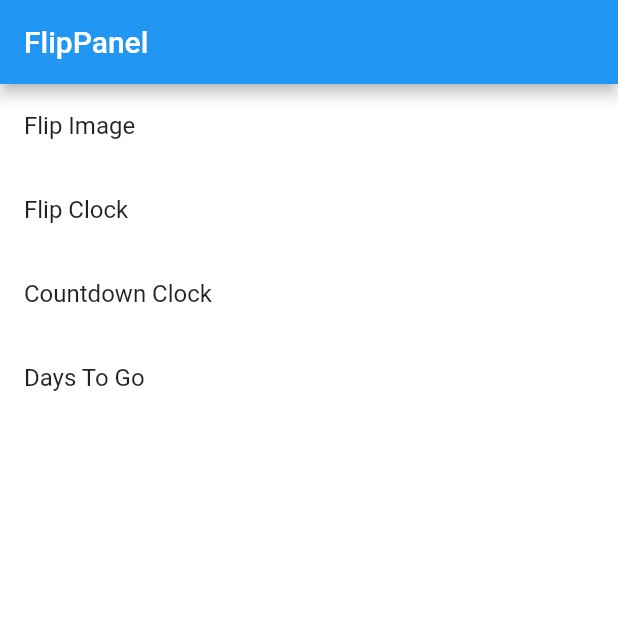
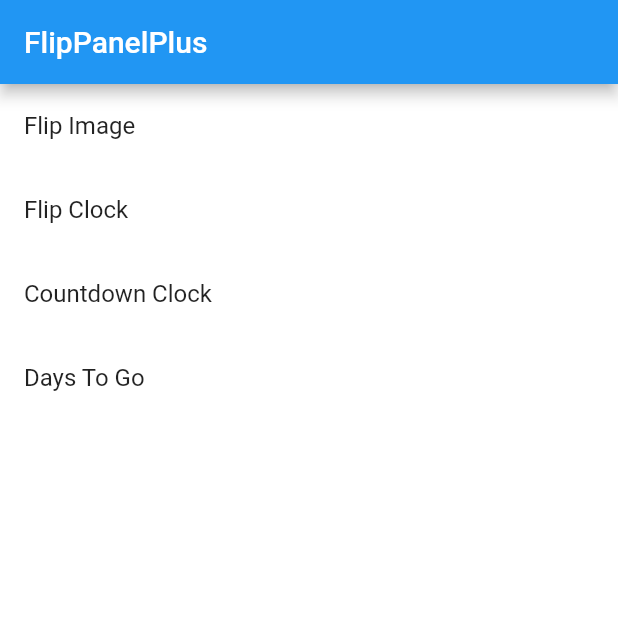
Before and after one commit to omar-alshyokh/flutter_flip_panel_plus, a Flutter app: the screen it shows after launch, on a phone screen of 412 x 824 dp, the top half of it. Run offline on Flutter 3.47's test engine with Material 2 defaults, Android fonts, the phone set to English and light mode, and no system bars.

Commit message:
add some changes

```diff
--- a/example/lib/main.dart
+++ b/example/lib/main.dart
@@ -3,9 +3,11 @@ import 'package:flutter/material.dart';
 import 'dart:async';
 import 'dart:math';
 
-void main() => runApp(new MyApp());
+void main() => runApp(const MyApp());
 
 class MyApp extends StatelessWidget {
+  const MyApp({super.key});
+
   @override
   Widget build(BuildContext context) {
     return MaterialApp(
@@ -14,40 +16,42 @@ class MyApp extends StatelessWidget {
       ),
       title: 'FlipPanel',
       routes: {
-        'flip_image': (_) => AnimatedImagePage(),
-        'flip_clock': (_) => FlipClockPage(),
-        'countdown_clock': (_) => CountdownClockPage(),
-        'reverse_countdown': (_) => ReverseCountdown(),
+        'flip_image': (_) => const AnimatedImagePage(),
+        'flip_clock': (_) => const FlipClockPage(),
+        'countdown_clock': (_) => const CountdownClockPage(),
+        'reverse_countdown': (_) => const ReverseCountdown(),
       },
-      home: HomePage(),
+      home: const HomePage(),
     );
   }
 }
 
 class HomePage extends StatelessWidget {
+  const HomePage({super.key});
+
   @override
   Widget build(BuildContext context) {
     return Scaffold(
       appBar: AppBar(
-        title: Text('FlipPanel'),
+        title: const Text('FlipPanelPlus'),
       ),
       body: Column(
         children: [
           ListTile(
-            title: Text('Flip Image'),
+            title: const Text('Flip Image'),
             onTap: () => Navigator.of(context).pushNamed('flip_image'),
           ),
           ListTile(
-            title: Text('Flip Clock'),
+            title: const Text('Flip Clock'),
             onTap: () => Navigator.of(context).pushNamed('flip_clock'),
           ),
 
           ListTile(
-            title: Text('Countdown Clock'),
+            title: const Text('Countdown Clock'),
             onTap: () => Navigator.of(context).pushNamed('countdown_clock'),
           ),
           ListTile(
-            title: Text('Days To Go'),
+            title: const Text('Days To Go'),
             onTap: () => Navigator.of(context).pushNamed('reverse_countdown'),
           ),
         ],
@@ -61,20 +65,19 @@ class AnimatedImagePage extends StatelessWidget {
 
   @override
   Widget build(BuildContext context) {
-    final imageWidth = 320.0;
-    final imageHeight = 171.0;
-    final toleranceFactor = 0.033;
-    final widthFactor = 0.125;
-    final heightFactor = 0.5;
+    const imageWidth = 320.0;
+    const imageHeight = 171.0;
+    const toleranceFactor = 0.033;
+    const widthFactor = 0.125;
+    const heightFactor = 0.5;
 
     final random = Random();
 
     return Scaffold(
       appBar: AppBar(
-        title: Text('FlipImage'),
+        title: const Text('FlipImage'),
       ),
-      body: Container(
-        child: Center(
+      body: Center(
         child: Column(
           mainAxisSize: MainAxisSize.min,
           children: [
@@ -165,7 +168,6 @@ class AnimatedImagePage extends StatelessWidget {
           ],
         ),
       ),
-      ),
     );
   }
 }
@@ -199,7 +201,6 @@ class CountdownClockPage extends StatelessWidget {
 
   @override
   Widget build(BuildContext context) {
-    print('hey');
     return Scaffold(
       appBar: AppBar(
         title: const Text('Flip Countdown'),
```
Lines whose indentation alone changed are shown as unchanged.
